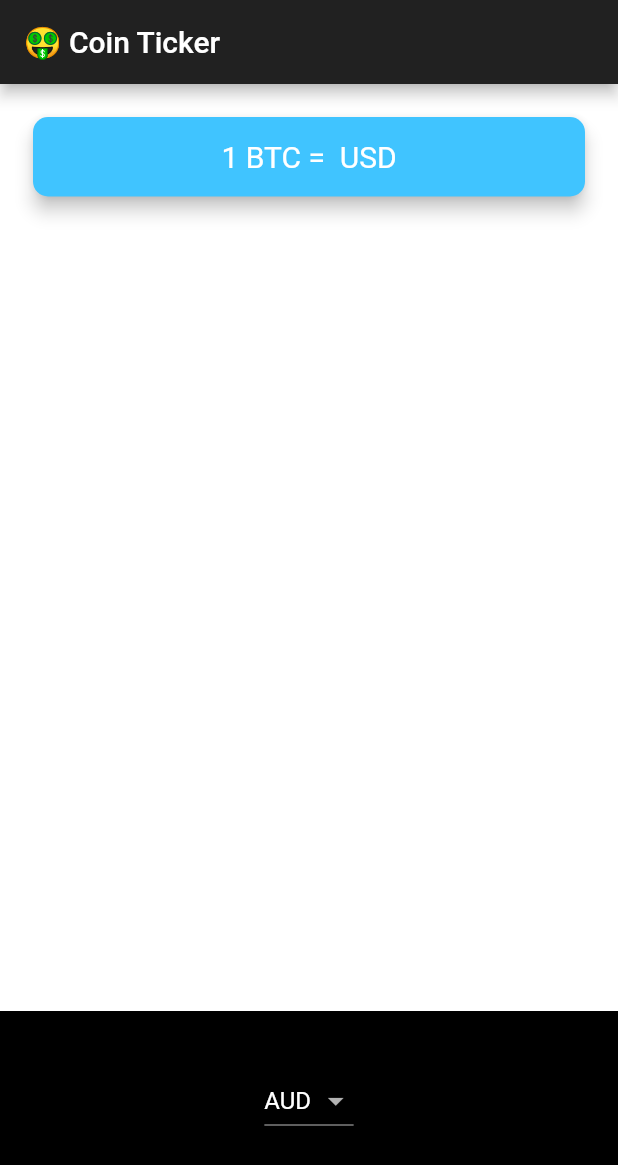
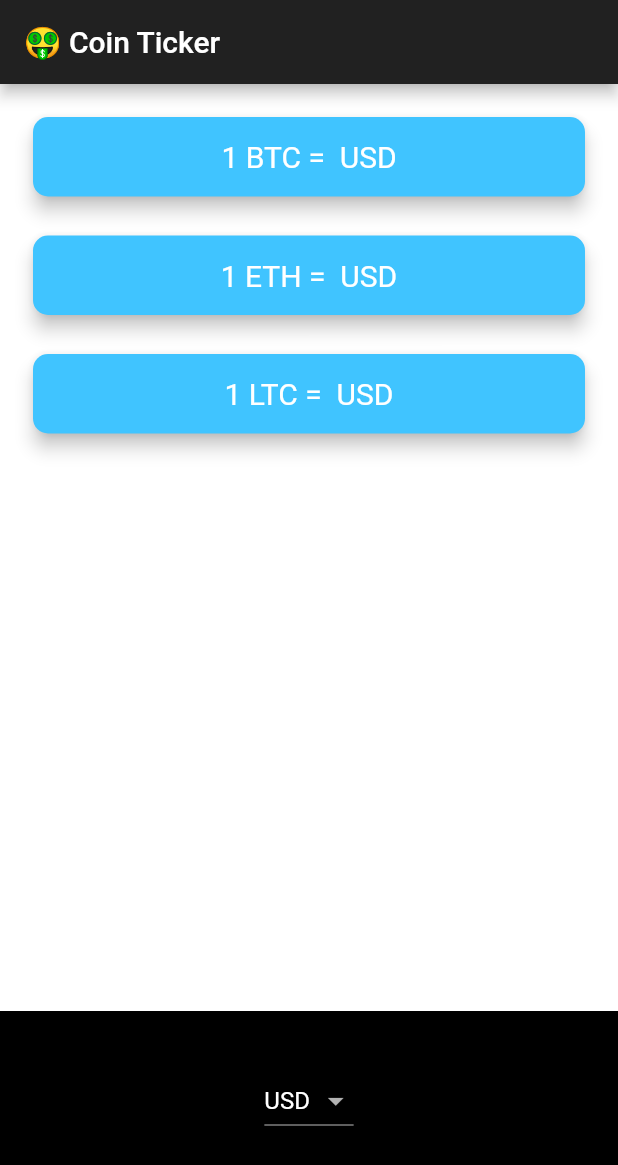
Before and after one commit to nouhben/coins, a Flutter app: the screen it shows after launch, on a phone screen of 412 x 824 dp. Shown: the top 1165 px of the screen. Run offline on Flutter 3.47's test engine with Material 2 defaults, Android fonts, the light colour scheme and no system bars; network calls fail.

Commit message:
challenge is almost done Refactoring code

```diff
--- a/lib/screens/price_screen.dart
+++ b/lib/screens/price_screen.dart
@@ -9,7 +9,10 @@ class PriceScreen extends StatefulWidget {
 }
 
 class _PriceScreenState extends State<PriceScreen> {
-  String _selectedItem = currenciesList[0] ?? 'USD';
+  String _selectedCurrency = currenciesList[0] ?? 'USD';
+  String _btcPrice = '';
+  String _ethPrice = '';
+  String _ltcPrice = '';
   List<DropdownMenuItem<String>> _getDropdownItems() {
     List<DropdownMenuItem<String>> dp = [];
     for (String currency in currenciesList) {
@@ -26,33 +29,45 @@ class _PriceScreenState extends State<PriceScreen> {
   List<Text> _getDropdownItemsIOS() {
     List<Text> dp = [];
     for (String currency in currenciesList) {
-      dp.add(Text(
+      dp.add(
+        Text(
           currency,
           style: TextStyle(color: Colors.white),
-      ));
+        ),
+      );
     }
     return dp;
   }
 
-  String _priceBTCUSD = '';
+  //String _cryptoName = cryptoList[0];
   @override
   void initState() {
     super.initState();
     //get the bitcoin data
+    _getPricingData(_selectedCurrency);
   }
 
-  void _getPricingData(String cryptoCurrencyName) async {
-    PriceModel priceModel = PriceModel();
-    var data = await priceModel.getPrice(cryptoCurrencyName); //priceModel.getBTCUSD();
+  void _getPricingData(String currency) async {
+    String btcData = await _getPriceCryptoCurrency('BTC$currency');
     setState(() {
+      _btcPrice = btcData;
+    });
+    String ltcData = await _getPriceCryptoCurrency('LTC$currency');
+    setState(() {
+      _ltcPrice = ltcData;
+    });
+    String ethData = await _getPriceCryptoCurrency('ETH$currency');
+    setState(() {
+      _ethPrice = ethData;
+    });
+  }
+
+  Future<String> _getPriceCryptoCurrency(String cryptoCurr) async {
+    var data = await PriceModel().getPrice(cryptoCurr);
     if (data != null) {
-        print('DATA Success 200');
-        _priceBTCUSD = data['last'].toString();
-      } else {
-        print('DATA FAIL 404');
-        _priceBTCUSD = '?';
+      return data['last'].toString();
     }
-    });
+    return '?';
   }
 
   @override
@@ -63,6 +78,9 @@ class _PriceScreenState extends State<PriceScreen> {
       ),
       body: Column(
         mainAxisAlignment: MainAxisAlignment.spaceBetween,
+        crossAxisAlignment: CrossAxisAlignment.stretch,
+        children: [
+          Column(
             crossAxisAlignment: CrossAxisAlignment.stretch,
             children: [
               Padding(
@@ -76,7 +94,7 @@ class _PriceScreenState extends State<PriceScreen> {
                   child: Padding(
                     padding: EdgeInsets.symmetric(vertical: 15.0, horizontal: 28.0),
                     child: Text(
-                  '1 BTC = $_priceBTCUSD USD',
+                      '1 BTC = $_btcPrice $_selectedCurrency',
                       textAlign: TextAlign.center,
                       style: TextStyle(
                         fontSize: 20.0,
@@ -85,6 +103,50 @@ class _PriceScreenState extends State<PriceScreen> {
                     ),
                   ),
                 ),
+              ),
+              Padding(
+                padding: EdgeInsets.fromLTRB(18.0, 18.0, 18.0, 0),
+                child: Card(
+                  color: Colors.lightBlueAccent,
+                  elevation: 5.0,
+                  shape: RoundedRectangleBorder(
+                    borderRadius: BorderRadius.circular(10.0),
+                  ),
+                  child: Padding(
+                    padding: EdgeInsets.symmetric(vertical: 15.0, horizontal: 28.0),
+                    child: Text(
+                      '1 ${cryptoList[1]} = $_ethPrice $_selectedCurrency',
+                      textAlign: TextAlign.center,
+                      style: TextStyle(
+                        fontSize: 20.0,
+                        color: Colors.white,
+                      ),
+                    ),
+                  ),
+                ),
+              ),
+              Padding(
+                padding: EdgeInsets.fromLTRB(18.0, 18.0, 18.0, 0),
+                child: Card(
+                  color: Colors.lightBlueAccent,
+                  elevation: 5.0,
+                  shape: RoundedRectangleBorder(
+                    borderRadius: BorderRadius.circular(10.0),
+                  ),
+                  child: Padding(
+                    padding: EdgeInsets.symmetric(vertical: 15.0, horizontal: 28.0),
+                    child: Text(
+                      '1 ${cryptoList[2]} = $_ltcPrice $_selectedCurrency',
+                      textAlign: TextAlign.center,
+                      style: TextStyle(
+                        fontSize: 20.0,
+                        color: Colors.white,
+                      ),
+                    ),
+                  ),
+                ),
+              ),
+            ],
           ),
           Container(
             height: 150.0,
@@ -96,10 +158,10 @@ class _PriceScreenState extends State<PriceScreen> {
                     onChanged: (value) {
                       print(value);
                       setState(() {
-                        _selectedItem = value;
+                        _selectedCurrency = value;
                       });
                     },
-                    value: _selectedItem,
+                    value: _selectedCurrency,
                     items: _getDropdownItems(),
                   )
                 : CupertinoPicker(
--- a/lib/services/coin_data.dart
+++ b/lib/services/coin_data.dart
@@ -1,4 +1,5 @@
 const List<String> currenciesList = [
+  'USD',
   'AUD',
   'BRL',
   'CAD',
@@ -18,7 +19,6 @@ const List<String> currenciesList = [
   'RUB',
   'SEK',
   'SGD',
-  'USD',
   'ZAR'
 ];
 
--- a/lib/services/networking.dart
+++ b/lib/services/networking.dart
@@ -1,5 +1,6 @@
 import 'dart:convert';
 
+import 'package:coins/services/price.dart';
 import 'package:http/http.dart' as http;
 
 class NetworkHelper {
@@ -7,7 +8,10 @@ class NetworkHelper {
   final String url;
   NetworkHelper({this.url});
   Future getData() async {
-    http.Response response = await http.get(url);
+    http.Response response = await http.get(
+      url,
+      headers: {'x-ba-key': apiKey},
+    );
     if (response.statusCode == 200) {
       print('Response success: ${response.body}');
       return jsonDecode(response.body);
--- a/lib/services/price.dart
+++ b/lib/services/price.dart
@@ -11,7 +11,7 @@ class PriceModel {
   }
 
   Future<dynamic> getPrice(String currencies) async {
-    String _url = '$apiURL/global/ticker/BTC${currencies.toUpperCase()}';
+    String _url = '$apiURL/global/ticker/${currencies.toUpperCase()}';
     var priceData = await NetworkHelper(url: _url).getData();
     return priceData;
   }
```
Lines whose indentation alone changed are shown as unchanged.
